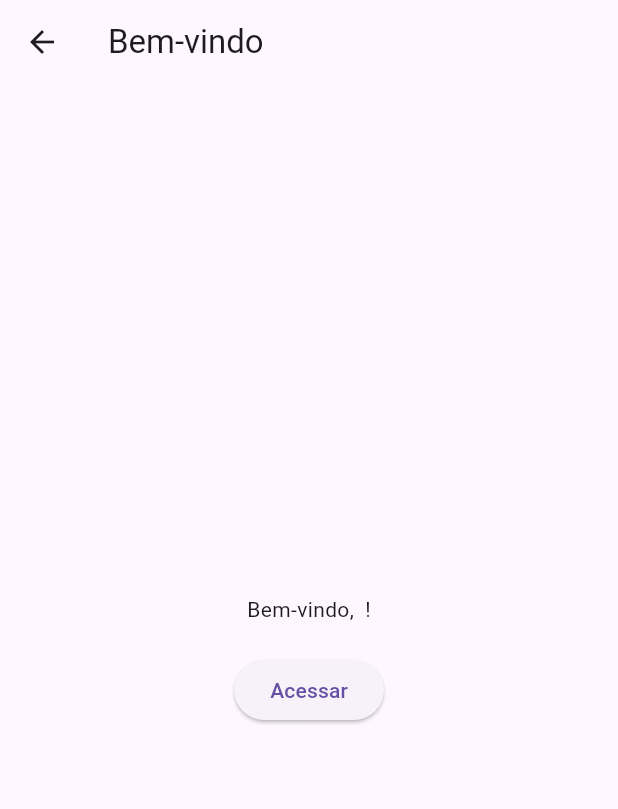
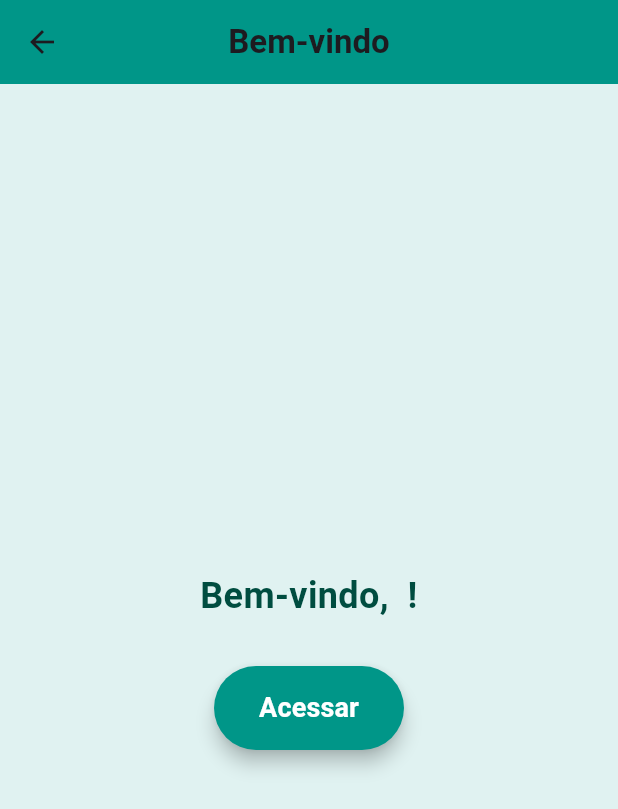
Before and after one commit to GuRodri/FigurasGeometricasFlutter, a Flutter app: the Bemvindo screen opened directly with empty values, on a phone screen of 412 x 824 dp. Shown: the top 809 px of the screen. Run offline on Flutter 3.47's test engine with Material 3 defaults, Android fonts, the phone set to English and light mode, and no system bars; our stand-ins replace fluttertoast.

Commit message:
Código estilizado

```diff
--- a/flutter_figuras_geometricas/lib/pages/bemvindo_page.dart
+++ b/flutter_figuras_geometricas/lib/pages/bemvindo_page.dart
@@ -10,15 +10,26 @@ class Bemvindo extends StatelessWidget {
   @override
   Widget build(BuildContext context) {
     return Scaffold(
+      backgroundColor: Colors.teal[50],
       appBar: AppBar(
-        title: const Text('Bem-vindo'),
+        title: const Text('Bem-vindo', style: TextStyle(fontWeight: FontWeight.bold)),
+        backgroundColor: Colors.teal,
+        centerTitle: true,
       ),
       body: Center(
         child: Column(
           mainAxisAlignment: MainAxisAlignment.center,
           children: [
-            Text('Bem-vindo, $nome $sobrenome!'),
-            SizedBox(height: 20),
+            Text(
+              'Bem-vindo, $nome $sobrenome!',
+              style: TextStyle(
+                fontSize: 24,
+                fontWeight: FontWeight.bold,
+                color: Colors.teal[900],
+              ),
+              textAlign: TextAlign.center,
+            ),
+            SizedBox(height: 30),
             ElevatedButton(
               onPressed: () {
                 Navigator.push(
@@ -26,7 +37,18 @@ class Bemvindo extends StatelessWidget {
                   MaterialPageRoute(builder: (context) => FigurasGeometricasPage()),
                 );
               },
-              child: const Text('Acessar'),
+              style: ElevatedButton.styleFrom(
+                foregroundColor: Colors.white, backgroundColor: Colors.teal, // Cor do texto
+                padding: EdgeInsets.symmetric(horizontal: 30, vertical: 15),
+                shape: RoundedRectangleBorder(
+                  borderRadius: BorderRadius.circular(30),
+                ),
+                elevation: 5,
+              ),
+              child: const Text(
+                'Acessar',
+                style: TextStyle(fontSize: 18, fontWeight: FontWeight.bold),
+              ),
             ),
           ],
         ),
--- a/flutter_figuras_geometricas/lib/pages/splash.dart
+++ b/flutter_figuras_geometricas/lib/pages/splash.dart
@@ -49,14 +49,14 @@ class _SplashState extends State<Splash> {
               strokeWidth: 11.0,
               ),
               SizedBox(height: 60.0,), //Definir uma caixa com espaçamento no tamanho de 35 dp (aprox. 35px)
-              Text('Alunos:',    //Definir um texto para o Splash
+              Text('Alunos: \nDiogo Castro''\nGustavo Rodrigues da Silva''\nLemuel Pires da Silva',    //Definir um texto para o Splash
                 style:TextStyle(  //Definir um estilo para o texto Splash
                   fontSize: 22.0,  //Fonte no tamanho 22dp (aprox. 22px)
                   fontWeight: FontWeight.bold, //Fonte no estilo negrito.
                   fontFamily: 'Arial' // Familia da Fonte: Arial.
                 ),
               ),
-              Text('Diogo Castro''\nGustavo Rodrigues da Silva''\nLemuel Pires da Silva',  //Definir um texto para o Splash
+              Text('Versão 1.0',  //Definir um texto para o Splash
               style: TextStyle( //Definir um estilo para o texto Splash
                 fontSize: 22.0, //Fonte no tamanho 22dp (aprox. 22px)
                 fontWeight: FontWeight.bold,  //Fonte no estilo negrito.
```
